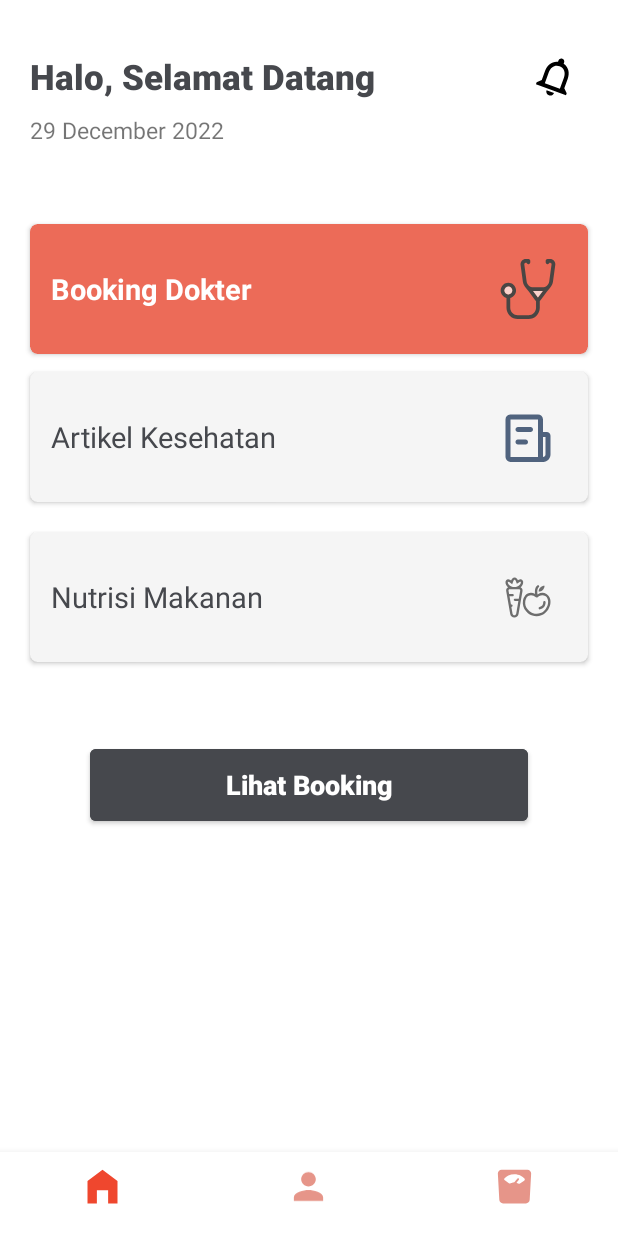
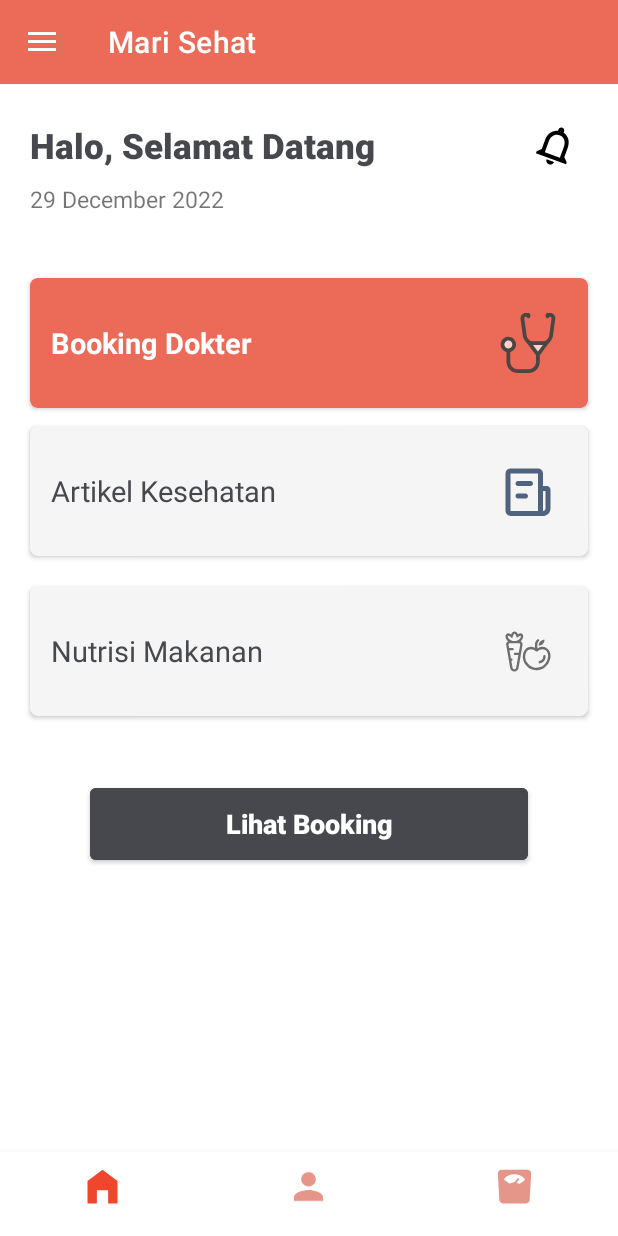
Before and after one commit to rzlwbo1/Mari-Sehat-App, an Android app: the screen it shows after launch (HomeSreen), on a phone screen of 412 x 824 dp. Run offline under Robolectric (Android 15) with nearby library versions, the phone set to English and light mode, and no system bars.

Commit message:
nav drawer basic

```diff
--- a/app/src/main/java/com/example/marisehat/HomeFrag.java
+++ b/app/src/main/java/com/example/marisehat/HomeFrag.java
@@ -123,7 +123,7 @@ public class HomeFrag extends Fragment {
                     buffer.append("Tanggal Booking : " + pasienCursor.getString(8) + "\n\n");
                     buffer.append("Waktu : " + pasienCursor.getString(9) + "\n");
                     buffer.append("Harga : " + pasienCursor.getString(10) + "\n");
-                    buffer.append("================");
+                    buffer.append("================" + "\n\n");
 
                 }
 
--- a/app/src/main/java/com/example/marisehat/HomeSreen.java
+++ b/app/src/main/java/com/example/marisehat/HomeSreen.java
@@ -1,7 +1,11 @@
 package com.example.marisehat;
 
 import androidx.annotation.NonNull;
+import androidx.appcompat.app.ActionBarDrawerToggle;
 import androidx.appcompat.app.AppCompatActivity;
+import androidx.appcompat.widget.Toolbar;
+import androidx.core.view.GravityCompat;
+import androidx.drawerlayout.widget.DrawerLayout;
 import androidx.fragment.app.Fragment;
 
 import android.os.Bundle;
@@ -10,8 +14,13 @@ import android.view.Window;
 
 import com.google.android.material.bottomnavigation.BottomNavigationView;
 import com.google.android.material.navigation.NavigationBarView;
+import com.google.android.material.navigation.NavigationView;
 
 public class HomeSreen extends AppCompatActivity {
+
+    DrawerLayout drawerLayout;
+    NavigationView navigationView;
+    Toolbar mytoolbar;
 
     @Override
     protected void onCreate(Bundle savedInstanceState) {
@@ -19,6 +28,27 @@ public class HomeSreen extends AppCompatActivity {
 
         supportRequestWindowFeature(Window.FEATURE_NO_TITLE);
         setContentView(R.layout.activity_home_sreen);
+
+        ///---------- Navigation Drawer set up ----------////
+        drawerLayout = findViewById(R.id.drawlayout);
+        navigationView = findViewById(R.id.nav_view);
+        mytoolbar = findViewById(R.id.myToolBar);
+
+        setSupportActionBar(mytoolbar);
+
+        navigationView.bringToFront();
+        ActionBarDrawerToggle toggle = new ActionBarDrawerToggle(this, drawerLayout, mytoolbar, R.string.navigation_drawer_open, R.string.navigation_drawer_close);
+        drawerLayout.addDrawerListener(toggle);
+        toggle.syncState();
+
+        navigationView.setNavigationItemSelectedListener(new NavigationView.OnNavigationItemSelectedListener() {
+            @Override
+            public boolean onNavigationItemSelected(@NonNull MenuItem item) {
+                return true;
+            }
+        });
+
+        ///-------------------------////
 
         // get botom nav
         BottomNavigationView bottomNav = findViewById(R.id.bottomNav);
@@ -42,6 +72,17 @@ public class HomeSreen extends AppCompatActivity {
 
     }
 
+
+    // method dari nav drawer
+    @Override
+    public void onBackPressed() {
+        if (drawerLayout.isDrawerOpen(GravityCompat.START)) {
+            drawerLayout.closeDrawer(GravityCompat.START);
+        } else {
+            super.onBackPressed();
+        }
+    }
+
     // REPLACE FRAGMENT METHOD
     private void replaceFragment(Fragment fragment) {
         getSupportFragmentManager()
--- /dev/null
+++ b/app/src/main/res/drawable/ic_baseline_home_24.xml
@@ -0,0 +1,5 @@
+<vector android:height="24dp" android:tint="#CB3F3F"
+    android:viewportHeight="24" android:viewportWidth="24"
+    android:width="24dp" xmlns:android="http://schemas.android.com/apk/res/android">
+    <path android:fillColor="@android:color/white" android:pathData="M10,20v-6h4v6h5v-8h3L12,3 2,12h3v8z"/>
+</vector>
--- /dev/null
+++ b/app/src/main/res/drawable/ic_baseline_menu_24.xml
@@ -0,0 +1,5 @@
+<vector android:height="24dp" android:tint="#FFFFFF"
+    android:viewportHeight="24" android:viewportWidth="24"
+    android:width="24dp" xmlns:android="http://schemas.android.com/apk/res/android">
+    <path android:fillColor="@android:color/white" android:pathData="M3,18h18v-2L3,16v2zM3,13h18v-2L3,11v2zM3,6v2h18L21,6L3,6z"/>
+</vector>
--- /dev/null
+++ b/app/src/main/res/drawable/ic_baseline_output_24.xml
@@ -0,0 +1,6 @@
+<vector android:height="24dp" android:tint="#CB3F3F"
+    android:viewportHeight="24" android:viewportWidth="24"
+    android:width="24dp" xmlns:android="http://schemas.android.com/apk/res/android">
+    <path android:fillColor="@android:color/white" android:pathData="M17,17l5,-5l-5,-5l-1.41,1.41l2.58,2.59l-9.17,0l0,2l9.17,0l-2.58,2.59z"/>
+    <path android:fillColor="@android:color/white" android:pathData="M19,19H5V5h14v2h2V5c0,-1.1 -0.89,-2 -2,-2H5C3.9,3 3,3.9 3,5v14c0,1.1 0.9,2 2,2h14c1.11,0 2,-0.9 2,-2v-2h-2V19z"/>
+</vector>
--- /dev/null
+++ b/app/src/main/res/drawable/ic_baseline_person_24.xml
@@ -0,0 +1,5 @@
+<vector android:height="24dp" android:tint="#CB3F3F"
+    android:viewportHeight="24" android:viewportWidth="24"
+    android:width="24dp" xmlns:android="http://schemas.android.com/apk/res/android">
+    <path android:fillColor="@android:color/white" android:pathData="M12,12c2.21,0 4,-1.79 4,-4s-1.79,-4 -4,-4 -4,1.79 -4,4 1.79,4 4,4zM12,14c-2.67,0 -8,1.34 -8,4v2h16v-2c0,-2.66 -5.33,-4 -8,-4z"/>
+</vector>
--- /dev/null
+++ b/app/src/main/res/drawable/ic_baseline_settings_24.xml
@@ -0,0 +1,5 @@
+<vector android:height="24dp" android:tint="#CB3F3F"
+    android:viewportHeight="24" android:viewportWidth="24"
+    android:width="24dp" xmlns:android="http://schemas.android.com/apk/res/android">
+    <path android:fillColor="@android:color/white" android:pathData="M19.14,12.94c0.04,-0.3 0.06,-0.61 0.06,-0.94c0,-0.32 -0.02,-0.64 -0.07,-0.94l2.03,-1.58c0.18,-0.14 0.23,-0.41 0.12,-0.61l-1.92,-3.32c-0.12,-0.22 -0.37,-0.29 -0.59,-0.22l-2.39,0.96c-0.5,-0.38 -1.03,-0.7 -1.62,-0.94L14.4,2.81c-0.04,-0.24 -0.24,-0.41 -0.48,-0.41h-3.84c-0.24,0 -0.43,0.17 -0.47,0.41L9.25,5.35C8.66,5.59 8.12,5.92 7.63,6.29L5.24,5.33c-0.22,-0.08 -0.47,0 -0.59,0.22L2.74,8.87C2.62,9.08 2.66,9.34 2.86,9.48l2.03,1.58C4.84,11.36 4.8,11.69 4.8,12s0.02,0.64 0.07,0.94l-2.03,1.58c-0.18,0.14 -0.23,0.41 -0.12,0.61l1.92,3.32c0.12,0.22 0.37,0.29 0.59,0.22l2.39,-0.96c0.5,0.38 1.03,0.7 1.62,0.94l0.36,2.54c0.05,0.24 0.24,0.41 0.48,0.41h3.84c0.24,0 0.44,-0.17 0.47,-0.41l0.36,-2.54c0.59,-0.24 1.13,-0.56 1.62,-0.94l2.39,0.96c0.22,0.08 0.47,0 0.59,-0.22l1.92,-3.32c0.12,-0.22 0.07,-0.47 -0.12,-0.61L19.14,12.94zM12,15.6c-1.98,0 -3.6,-1.62 -3.6,-3.6s1.62,-3.6 3.6,-3.6s3.6,1.62 3.6,3.6S13.98,15.6 12,15.6z"/>
+</vector>
--- /dev/null
+++ b/app/src/main/res/drawable/ic_baseline_share_24.xml
@@ -0,0 +1,5 @@
+<vector android:height="24dp" android:tint="#CB3F3F"
+    android:viewportHeight="24" android:viewportWidth="24"
+    android:width="24dp" xmlns:android="http://schemas.android.com/apk/res/android">
+    <path android:fillColor="@android:color/white" android:pathData="M18,16.08c-0.76,0 -1.44,0.3 -1.96,0.77L8.91,12.7c0.05,-0.23 0.09,-0.46 0.09,-0.7s-0.04,-0.47 -0.09,-0.7l7.05,-4.11c0.54,0.5 1.25,0.81 2.04,0.81 1.66,0 3,-1.34 3,-3s-1.34,-3 -3,-3 -3,1.34 -3,3c0,0.24 0.04,0.47 0.09,0.7L8.04,9.81C7.5,9.31 6.79,9 6,9c-1.66,0 -3,1.34 -3,3s1.34,3 3,3c0.79,0 1.5,-0.31 2.04,-0.81l7.12,4.16c-0.05,0.21 -0.08,0.43 -0.08,0.65 0,1.61 1.31,2.92 2.92,2.92 1.61,0 2.92,-1.31 2.92,-2.92s-1.31,-2.92 -2.92,-2.92z"/>
+</vector>
--- a/app/src/main/res/layout/activity_home_sreen.xml
+++ b/app/src/main/res/layout/activity_home_sreen.xml
@@ -1,21 +1,25 @@
 <?xml version="1.0" encoding="utf-8"?>
-<androidx.constraintlayout.widget.ConstraintLayout xmlns:android="http://schemas.android.com/apk/res/android"
+<androidx.drawerlayout.widget.DrawerLayout xmlns:android="http://schemas.android.com/apk/res/android"
     xmlns:app="http://schemas.android.com/apk/res-auto"
     xmlns:tools="http://schemas.android.com/tools"
     android:layout_width="match_parent"
     android:layout_height="match_parent"
-    tools:context=".HomeSreen">
+    tools:context=".HomeSreen"
+    android:fitsSystemWindows="true"
+    tools:openDrawer="start"
+    android:id="@+id/drawlayout">
 
-    <androidx.fragment.app.FragmentContainerView
-        android:id="@+id/fragmentContainerView"
-        android:name="com.example.marisehat.HomeFrag"
+    <com.google.android.material.navigation.NavigationView
+        android:id="@+id/nav_view"
+        android:layout_width="wrap_content"
+        android:layout_height="match_parent"
+        app:headerLayout="@layout/header"
+        app:menu="@menu/menu_nav"
+        android:layout_gravity="start"/>
+
+    <androidx.constraintlayout.widget.ConstraintLayout
         android:layout_width="match_parent"
-        android:layout_height="649dp"
-        app:layout_constraintEnd_toEndOf="parent"
-        app:layout_constraintHorizontal_bias="1.0"
-        app:layout_constraintStart_toStartOf="parent"
-        app:layout_constraintTop_toTopOf="parent"
-        tools:layout="@layout/fragment_home" />
+        android:layout_height="match_parent">
 
         <com.google.android.material.bottomnavigation.BottomNavigationView
             android:id="@+id/bottomNav"
@@ -32,4 +36,30 @@
             app:layout_constraintTop_toTopOf="parent"
             app:layout_constraintVertical_bias="1.0"
             app:menu="@menu/bottom_menu" />
+
+        <androidx.appcompat.widget.Toolbar
+            android:id="@+id/myToolBar"
+            android:layout_width="match_parent"
+            android:layout_height="wrap_content"
+            android:background="@color/primary_op"
+            android:minHeight="?attr/actionBarSize"
+            android:theme="?attr/actionBarTheme"
+            app:layout_constraintEnd_toEndOf="parent"
+            app:layout_constraintHorizontal_bias="0.5"
+            app:layout_constraintStart_toStartOf="parent"
+            app:layout_constraintTop_toTopOf="parent"
+            app:navigationIcon="@drawable/ic_baseline_menu_24" />
+
+        <androidx.fragment.app.FragmentContainerView
+            android:id="@+id/fragmentContainerView"
+            android:name="com.example.marisehat.HomeFrag"
+            android:layout_width="match_parent"
+            android:layout_height="565dp"
+            app:layout_constraintEnd_toEndOf="parent"
+            app:layout_constraintHorizontal_bias="0.0"
+            app:layout_constraintStart_toStartOf="parent"
+            app:layout_constraintTop_toBottomOf="@+id/myToolBar"
+            tools:layout="@layout/fragment_home" />
     </androidx.constraintlayout.widget.ConstraintLayout>
+
+</androidx.drawerlayout.widget.DrawerLayout>
--- a/app/src/main/res/layout/fragment_home.xml
+++ b/app/src/main/res/layout/fragment_home.xml
@@ -14,7 +14,7 @@
             android:id="@+id/linearLayout"
             android:layout_width="match_parent"
             android:layout_height="wrap_content"
-            android:layout_marginTop="30dp"
+            android:layout_marginTop="20dp"
             android:gravity="center"
             android:orientation="horizontal"
             android:paddingStart="20dp"
@@ -63,7 +63,7 @@
             android:layout_width="match_parent"
             android:layout_height="wrap_content"
             android:layout_marginStart="20dp"
-            android:layout_marginTop="52dp"
+            android:layout_marginTop="42dp"
             android:layout_marginEnd="20dp"
             app:cardBackgroundColor="@color/primary_op"
             app:cardCornerRadius="5dp"
@@ -200,7 +200,7 @@
             android:id="@+id/btnView"
             android:layout_width="292dp"
             android:layout_height="60dp"
-            android:layout_marginTop="52dp"
+            android:layout_marginTop="42dp"
             android:backgroundTint="@color/text"
             android:letterSpacing="0"
             android:text="Lihat Booking"
--- /dev/null
+++ b/app/src/main/res/menu/menu_nav.xml
@@ -0,0 +1,38 @@
+<?xml version="1.0" encoding="utf-8"?>
+<menu xmlns:android="http://schemas.android.com/apk/res/android">
+
+    <group android:checkableBehavior="single">
+        <item
+            android:id="@+id/nav_home"
+            android:title="Beranda"
+            android:icon="@drawable/ic_baseline_home_24"
+            />
+
+        <item
+            android:id="@+id/nav_profile"
+            android:title="Profile"
+            android:icon="@drawable/ic_baseline_person_24"
+            />
+
+        <item
+            android:id="@+id/nav_share"
+            android:title="Share"
+            android:icon="@drawable/ic_baseline_share_24"
+            />
+    </group>
+
+    <group android:checkableBehavior="single">
+        <item
+            android:id="@+id/nav_setting"
+            android:title="Settings"
+            android:icon="@drawable/ic_baseline_settings_24"
+            />
+
+        <item
+            android:id="@+id/nav_keluar"
+            android:title="Keluar"
+            android:icon="@drawable/ic_baseline_output_24"
+            />
+    </group>
+
+</menu>
```
Also changed, not shown: app/src/main/res/layout/header.xml (added, +32 -0 lines), app/src/main/res/values/strings.xml (+5 -12 lines). Lines whose indentation alone changed are shown as unchanged.
